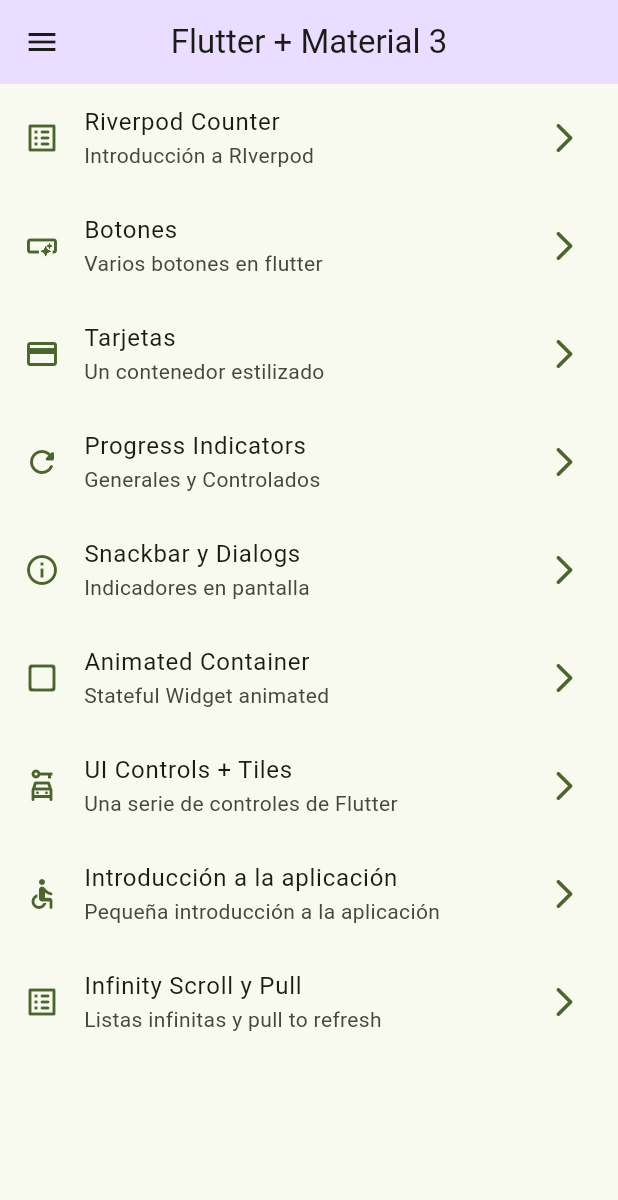
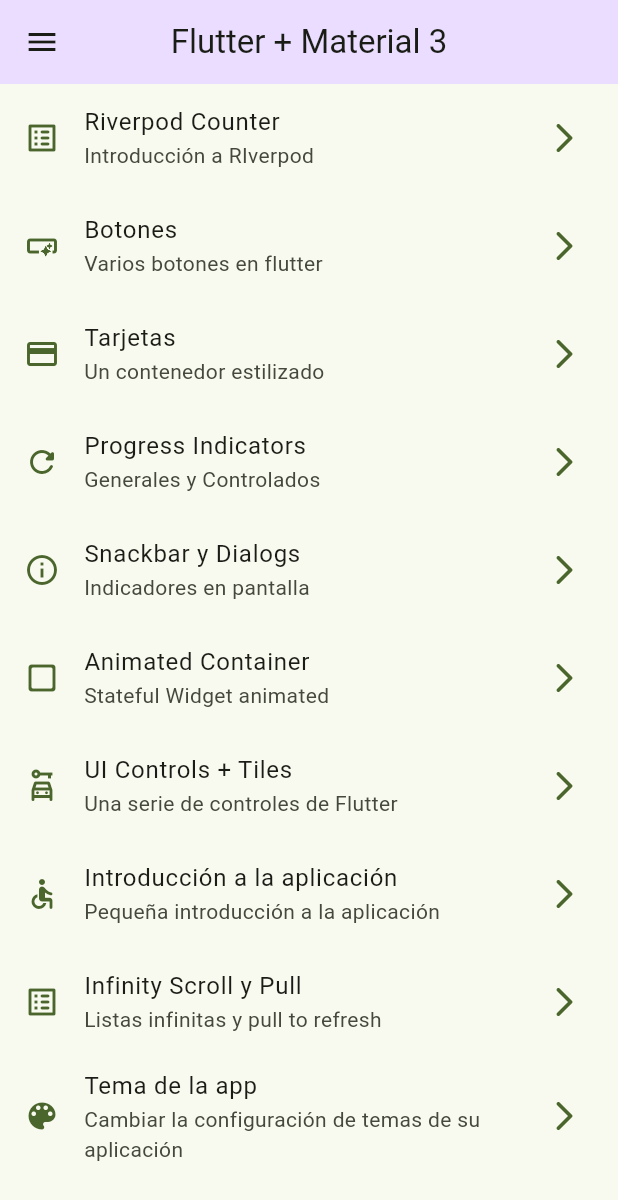
Before and after one commit to CarmineMM/widget-app, a Flutter app: the screen it shows after launch, on a phone screen of 412 x 824 dp. Shown: the top 1200 px of the screen. Run offline on Flutter 3.47's test engine with Material 3 defaults, Android fonts, the phone set to English and light mode, and no system bars; our stand-ins replace animate_do, flutter_riverpod, go_router.

```diff
--- a/lib/config/menu/menu_items.dart
+++ b/lib/config/menu/menu_items.dart
@@ -1,6 +1,7 @@
 import 'package:flutter/material.dart';
 
 import 'package:widgets_app/presentation/screens/screens.dart';
+import 'package:widgets_app/presentation/screens/theme/theme_screen.dart';
 
 class MenuItem {
   final String title;
@@ -71,4 +72,10 @@ const appMenuItems = <MenuItem>[
     route: InfiniteScrollScreen.route,
     icon: Icons.list_alt_rounded,
   ),
+  MenuItem(
+    title: 'Tema de la app',
+    subTitle: 'Cambiar la configuración de temas de su aplicación',
+    route: ThemeScreen.route,
+    icon: Icons.color_lens_rounded,
+  ),
 ];
--- a/lib/config/router/app_router.dart
+++ b/lib/config/router/app_router.dart
@@ -1,7 +1,4 @@
 import 'package:go_router/go_router.dart';
-import 'package:widgets_app/presentation/screens/animated/animated_screen.dart';
-import 'package:widgets_app/presentation/screens/app_tutorial/app_tutorial_screen.dart';
-import 'package:widgets_app/presentation/screens/counter/counter_screen.dart';
 import 'package:widgets_app/presentation/screens/screens.dart';
 
 final appRouter = GoRouter(
@@ -57,5 +54,10 @@ final appRouter = GoRouter(
       path: '/counter',
       builder: (context, state) => const CounterScreen(),
     ),
+    GoRoute(
+      name: ThemeScreen.route,
+      path: '/theme',
+      builder: (context, state) => const ThemeScreen(),
+    ),
   ],
 );
--- a/lib/presentation/providers/theme_provider.dart
+++ b/lib/presentation/providers/theme_provider.dart
@@ -1,3 +1,7 @@
 import 'package:flutter_riverpod/flutter_riverpod.dart';
+import 'package:widgets_app/config/themes/app_theme.dart';
 
 final isDarkModeProvider = StateProvider<bool>((ref) => false);
+
+// Listado de colores inmutables
+final colorListProvider = Provider((ref) => colorsList);
--- a/lib/presentation/screens/screens.dart
+++ b/lib/presentation/screens/screens.dart
@@ -10,3 +10,4 @@ export 'package:widgets_app/presentation/screens/ui_controls/ui_controls_screen.
 export 'package:widgets_app/presentation/screens/animated/animated_screen.dart';
 export 'package:widgets_app/presentation/screens/app_tutorial/app_tutorial_screen.dart';
 export 'package:widgets_app/presentation/screens/counter/counter_screen.dart';
+export 'package:widgets_app/presentation/screens/theme/theme_screen.dart';
```
Also changed, not shown: lib/presentation/screens/theme/theme_screen.dart (added, +54 -0 lines).
